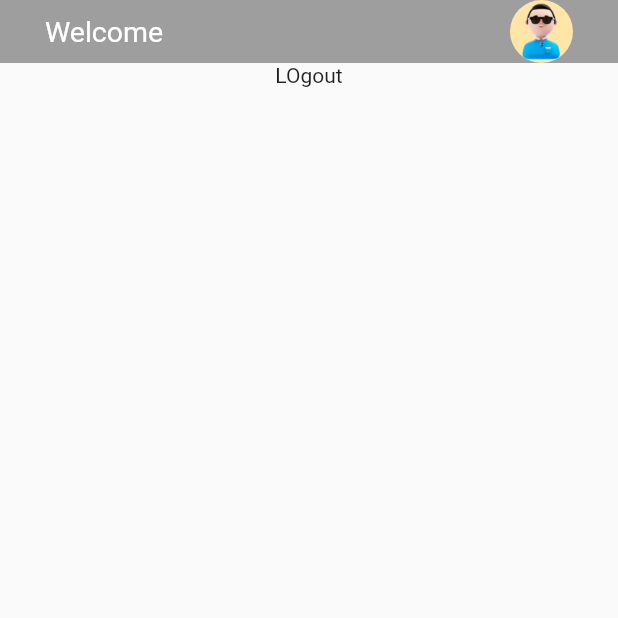
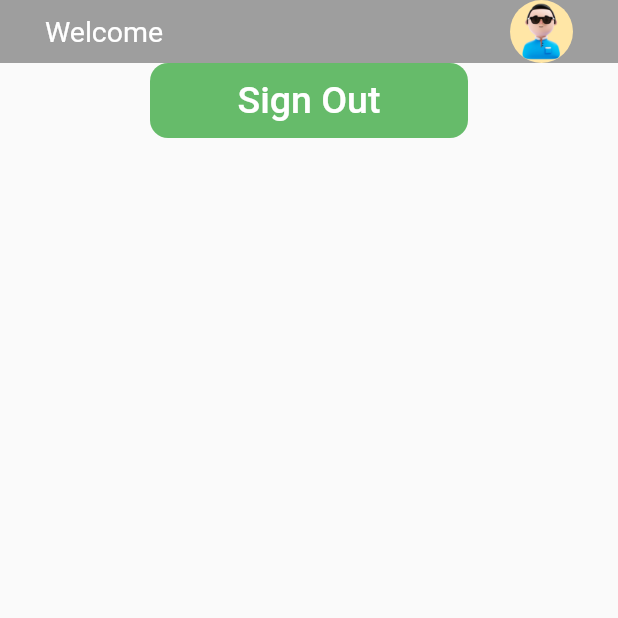
Before and after one commit to ayushh-gautam/cuddly-memory, a Flutter app: the screen it shows once a user with an empty profile is signed in, on a phone screen of 412 x 824 dp, the top half of it. Run offline on Flutter 3.47's test engine with Material 2 defaults, Android fonts, the phone set to English and light mode, and no system bars; our stand-ins replace firebase_auth, firebase_core, google_sign_in; accounts and stored records are empty; network calls fail.

Commit message:
did come changes

```diff
--- a/lib/pages/mainPages/homePage.dart
+++ b/lib/pages/mainPages/homePage.dart
@@ -2,6 +2,7 @@
 
 import 'package:firebase_auth/firebase_auth.dart';
 import 'package:flutter/material.dart';
+import 'package:new_project/pages/widgets/myButton.dart';
 
 class HomePage extends StatefulWidget {
   HomePage({super.key});
@@ -45,13 +46,11 @@ class _HomePageState extends State<HomePage> {
                   ),
                 ),
               ),
-              GestureDetector(
+              MyButton(
                   onTap: () {
                     FirebaseAuth.instance.signOut();
                   },
-                  child: Container(
-                    child: Text('LOgout'),
-                  ))
+                  sText: 'Sign Out'),
             ],
           ),
         ),
--- a/lib/pages/modules/authService.dart
+++ b/lib/pages/modules/authService.dart
@@ -3,6 +3,8 @@ import 'package:google_sign_in/google_sign_in.dart';
 
 class AuthService {
   signInWithGoogle() async {
+    final GoogleSignIn googleSignIn = GoogleSignIn();
+
     final GoogleSignInAccount? guser = await GoogleSignIn().signIn();
 
     // authentication
```
